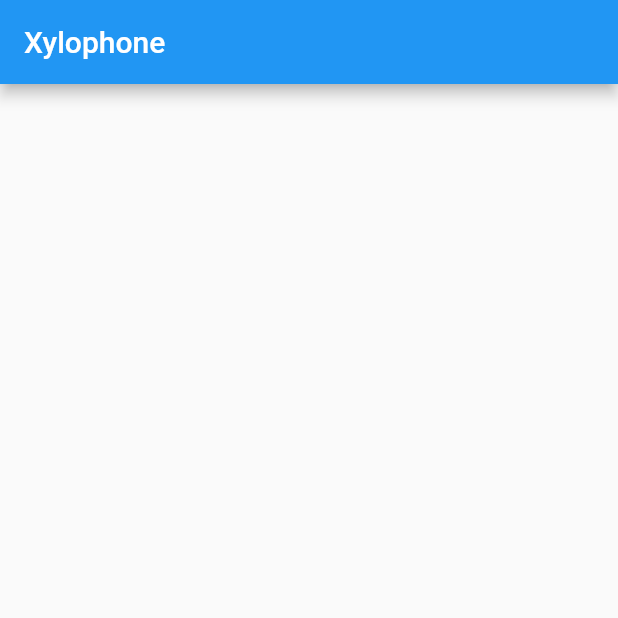
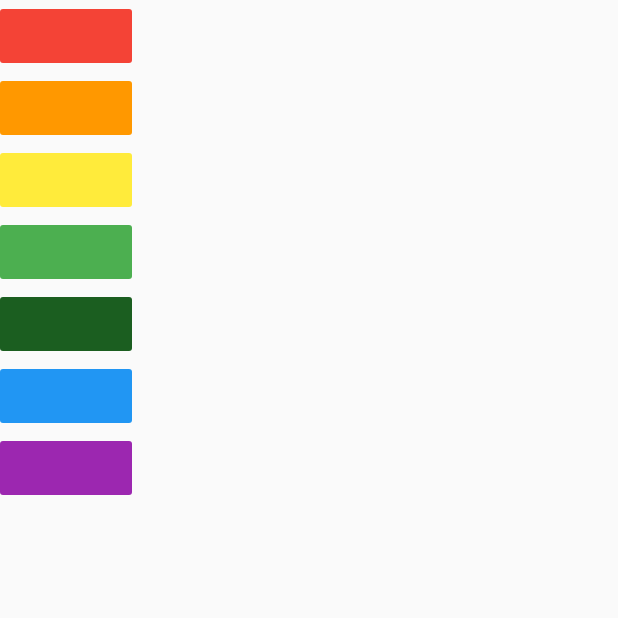
Before and after one commit to keertirajmalik/xylophone-flutter-app, a Flutter app: the screen it shows after launch, on a phone screen of 412 x 824 dp, the top half of it. Run offline on Flutter 3.47's test engine with Material 2 defaults, Android fonts, the phone set to English and light mode, and no system bars; our stand-ins replace audioplayers.

Commit message:
added the seven flat button where each button has it's own note and color

```diff
--- a/lib/main.dart
+++ b/lib/main.dart
@@ -1,13 +1,10 @@
+import 'package:audioplayers/audio_cache.dart';
 import 'package:flutter/material.dart';
 
 void main() {
   runApp(
     MaterialApp(
       home: Scaffold(
-        appBar: AppBar(
-          title: Text('Xylophone'),
-          backgroundColor: Colors.blue,
-        ),
         body: Xylophone(),
       ),
     ),
@@ -17,6 +14,67 @@
 class Xylophone extends StatelessWidget {
   @override
   Widget build(BuildContext context) {
-    return Container();
+    return SafeArea(
+      child: Column(
+        children: [
+          FlatButton(
+            onPressed: () {
+              final player = new AudioCache();
+              player.play('note1.wav');
+            },
+            child: null,
+            color: Colors.red,
+          ),
+          FlatButton(
+            onPressed: () {
+              final player = new AudioCache();
+              player.play('note2.wav');
+            },
+            child: null,
+            color: Colors.orange,
+          ),
+          FlatButton(
+            onPressed: () {
+              final player = new AudioCache();
+              player.play('note3.wav');
+            },
+            child: null,
+            color: Colors.yellow,
+          ),
+          FlatButton(
+            onPressed: () {
+              final player = new AudioCache();
+              player.play('note4.wav');
+            },
+            child: null,
+            color: Colors.green,
+          ),
+          FlatButton(
+            onPressed: () {
+              final player = new AudioCache();
+              player.play('note5.wav');
+            },
+            child: null,
+            color: Colors.green.shade900,
+          ),
+          FlatButton(
+            onPressed: () {
+              final player = new AudioCache();
+              player.play('note6.wav');
+            },
+            child: null,
+            color: Colors.blue,
+          ),
+          FlatButton(
+            onPressed: () {
+              final player = new AudioCache();
+              player.play('note7.wav');
+            },
+            child: null,
+            color: Colors.purple,
+          ),
+        ],
+      ),
+    );
   }
 }
```
